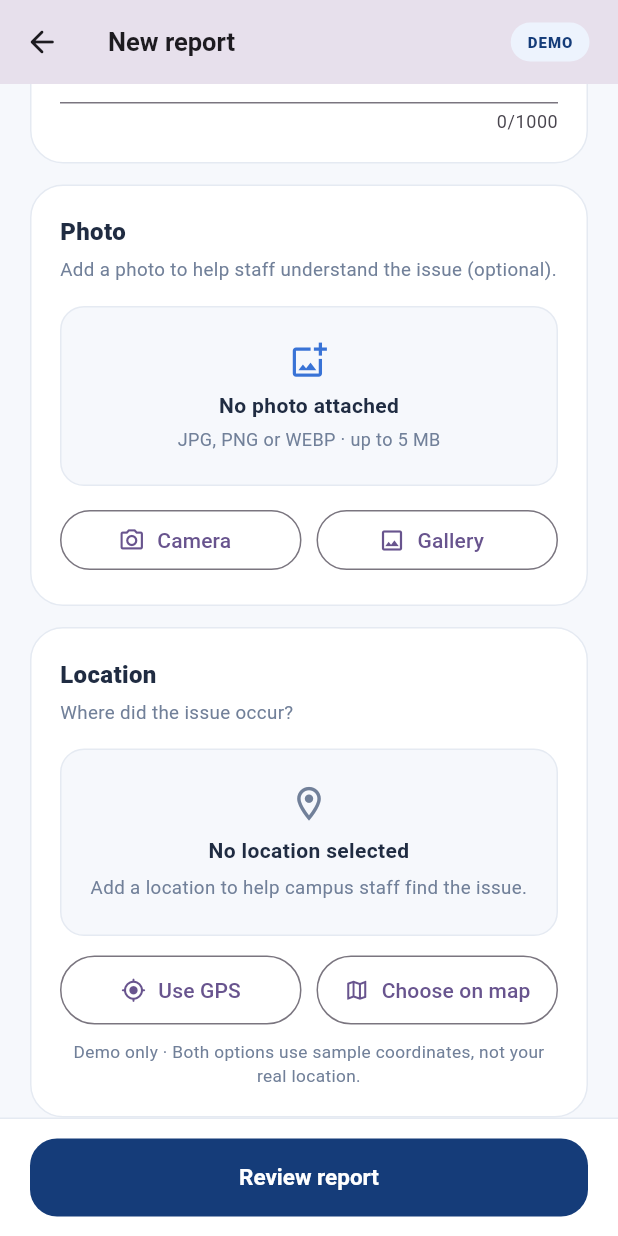
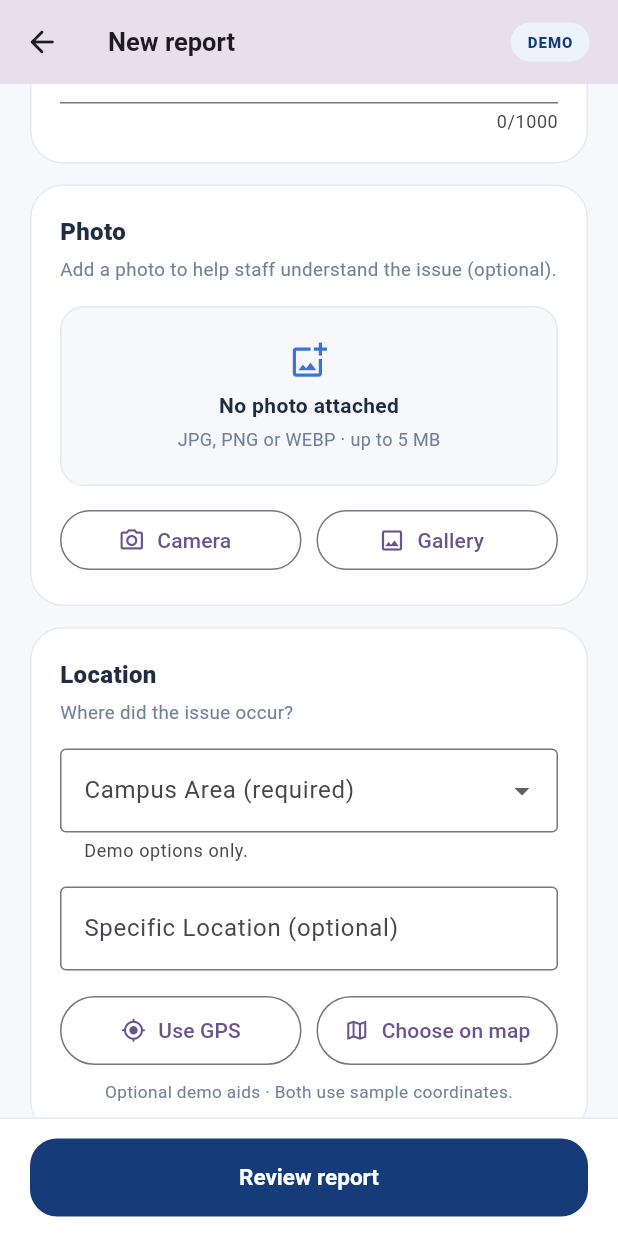
Before and after one commit to desmondbcs24090043/uts-campus-safety-reporter, a Flutter app: the ReportIssuePreviewPage screen opened directly, scrolled down 576 dp, on a phone screen of 412 x 824 dp. Run offline on Flutter 3.47's test engine with Material 3 defaults, Android fonts, the phone set to English and light mode, and no system bars; our stand-ins replace equatable, flutter_bloc, shared_preferences, supabase_flutter; accounts and stored records are empty.

Commit message:
Add report photo preview and manual demo location

```diff
--- a/lib/preview/report_issue_ui.dart
+++ b/lib/preview/report_issue_ui.dart
@@ -18,7 +18,11 @@ class ReportIssuePreviewPage extends StatefulWidget {
 class _ReportIssuePreviewPageState extends State<ReportIssuePreviewPage> {
   final _formKey = GlobalKey<FormState>();
   final _description = TextEditingController();
+  final _specificLocation = TextEditingController();
   ReportCategory? _category;
+  String? _campusArea;
+
+  static const _demoCampusAreas = ['Demo area A', 'Demo area B', 'Demo area C'];
   bool _sampleLocationSelected = false;
 
   static const _demoLatitude = 2.3150;
@@ -27,6 +31,7 @@ class _ReportIssuePreviewPageState extends State<ReportIssuePreviewPage> {
   @override
   void dispose() {
     _description.dispose();
+    _specificLocation.dispose();
     super.dispose();
   }
 
@@ -114,16 +119,33 @@ class _ReportIssuePreviewPageState extends State<ReportIssuePreviewPage> {
     );
   }
 
+  String? _descriptionError(String? value) {
+    final count = (value ?? '').trim().length;
+    if (count < 5) {
+      return 'Please enter at least 5 characters.';
+    }
+    if (count > 1000) {
+      return 'Please keep it under 1000 characters.';
+    }
+    return null;
+  }
+
   void _review() {
     if (_category == null) {
       _showMessage('Choose a category first.');
       return;
     }
     if (!_formKey.currentState!.validate()) return;
-    if (!_sampleLocationSelected) {
-      _showMessage('Choose a location before reviewing your report.');
+    final descriptionError = _descriptionError(_description.text);
+    if (descriptionError != null) {
+      _showMessage(descriptionError);
       return;
     }
+    if (_campusArea == null) {
+      _showMessage('Choose a campus area before reviewing your report.');
+      return;
+    }
+    final specificLocation = _specificLocation.text.trim();
 
     FocusScope.of(context).unfocus();
     showModalBottomSheet<void>(
@@ -195,11 +217,21 @@ class _ReportIssuePreviewPageState extends State<ReportIssuePreviewPage> {
                         value: 'No photo attached',
                       ),
                       Divider(color: AdaptivePalette.border, height: 22),
-                      _ReviewLine(
-                        label: 'Location',
-                        value:
-                            'Demo location · $_demoLatitude, $_demoLongitude',
-                      ),
+                      _ReviewLine(label: 'Campus Area', value: _campusArea!),
+                      if (specificLocation.isNotEmpty) ...[
+                        Divider(color: AdaptivePalette.border, height: 22),
+                        _ReviewLine(
+                          label: 'Specific Location',
+                          value: specificLocation,
+                        ),
+                      ],
+                      if (_sampleLocationSelected) ...[
+                        Divider(color: AdaptivePalette.border, height: 22),
+                        const _ReviewLine(
+                          label: 'Demo coordinates',
+                          value: '$_demoLatitude, $_demoLongitude',
+                        ),
+                      ],
                     ],
                   ),
                 ),
@@ -394,16 +426,7 @@ class _ReportIssuePreviewPageState extends State<ReportIssuePreviewPage> {
                       hintMaxLines: 3,
                       alignLabelWithHint: true,
                     ),
-                    validator: (value) {
-                      final count = (value ?? '').trim().length;
-                      if (count < 5) {
-                        return 'Please enter at least 5 characters.';
-                      }
-                      if (count > 1000) {
-                        return 'Please keep it under 1000 characters.';
-                      }
-                      return null;
-                    },
+                    validator: _descriptionError,
                   ),
                 ),
                 const SizedBox(height: 14),
@@ -485,57 +508,36 @@ class _ReportIssuePreviewPageState extends State<ReportIssuePreviewPage> {
                   child: Column(
                     crossAxisAlignment: CrossAxisAlignment.stretch,
                     children: [
-                      Container(
-                        key: const Key('report-location-panel'),
-                        padding: const EdgeInsets.symmetric(
-                          horizontal: 16,
-                          vertical: 22,
+                      DropdownButtonFormField<String>(
+                        key: const Key('report-campus-area'),
+                        initialValue: _campusArea,
+                        isExpanded: true,
+                        decoration: const InputDecoration(
+                          labelText: 'Campus Area (required)',
+                          helperText: 'Demo options only.',
+                          border: OutlineInputBorder(),
                         ),
-                        decoration: BoxDecoration(
-                          color: AdaptivePalette.background,
-                          borderRadius: BorderRadius.circular(16),
-                          border: Border.all(color: AdaptivePalette.border),
-                        ),
-                        child: Column(
-                          mainAxisSize: MainAxisSize.min,
-                          children: [
-                            Icon(
-                              _sampleLocationSelected
-                                  ? Icons.location_on_rounded
-                                  : Icons.location_on_outlined,
-                              color: _sampleLocationSelected
-                                  ? AdaptivePalette.navy
-                                  : AdaptivePalette.muted,
-                              size: 27,
-                            ),
-                            const SizedBox(height: 8),
-                            Text(
-                              _sampleLocationSelected
-                                  ? 'Demo location selected'
-                                  : 'No location selected',
-                              textAlign: TextAlign.center,
-                              style: TextStyle(
-                                color: AdaptivePalette.ink,
-                                fontWeight: FontWeight.w700,
-                                fontSize: 14,
-                              ),
-                            ),
-                            const SizedBox(height: 5),
-                            Text(
-                              _sampleLocationSelected
-                                  ? '$_demoLatitude, $_demoLongitude · Not live GPS'
-                                  : 'Add a location to help campus staff find the issue.',
-                              textAlign: TextAlign.center,
-                              style: TextStyle(
-                                color: AdaptivePalette.muted,
-                                fontSize: 12.5,
-                                height: 1.5,
-                              ),
-                            ),
-                          ],
+                        items: [
+                          for (final area in _demoCampusAreas)
+                            DropdownMenuItem(value: area, child: Text(area)),
+                        ],
+                        onChanged: (value) => _campusArea = value,
+                      ),
+                      const SizedBox(height: 16),
+                      TextFormField(
+                        key: const Key('report-specific-location'),
+                        controller: _specificLocation,
+                        textCapitalization: TextCapitalization.sentences,
+                        maxLines: 2,
+                        minLines: 1,
+                        decoration: const InputDecoration(
+                          labelText: 'Specific Location (optional)',
+                          hintText: 'Room, floor or nearby landmark',
+                          hintMaxLines: 2,
+                          border: OutlineInputBorder(),
                         ),
                       ),
-                      const SizedBox(height: 12),
+                      const SizedBox(height: 16),
                       Row(
                         children: [
                           Expanded(
@@ -574,7 +576,7 @@ class _ReportIssuePreviewPageState extends State<ReportIssuePreviewPage> {
                       ),
                       const SizedBox(height: 9),
                       Text(
-                        'Demo only · Both options use sample coordinates, not your real location.',
+                        'Optional demo aids · Both use sample coordinates.',
                         style: TextStyle(
                           fontSize: 11.5,
                           height: 1.4,
@@ -582,6 +584,27 @@ class _ReportIssuePreviewPageState extends State<ReportIssuePreviewPage> {
                         ),
                         textAlign: TextAlign.center,
                       ),
+                      if (_sampleLocationSelected) ...[
+                        const SizedBox(height: 10),
+                        Text(
+                          'Demo location selected',
+                          key: const Key('report-location-panel'),
+                          textAlign: TextAlign.center,
+                          style: TextStyle(
+                            color: AdaptivePalette.ink,
+                            fontSize: 12,
+                            fontWeight: FontWeight.w700,
+                          ),
+                        ),
+                        Text(
+                          '$_demoLatitude, $_demoLongitude · Not live GPS',
+                          textAlign: TextAlign.center,
+                          style: TextStyle(
+                            color: AdaptivePalette.muted,
+                            fontSize: 12,
+                          ),
+                        ),
+                      ],
                     ],
                   ),
                 ),
--- a/pubspec.yaml
+++ b/pubspec.yaml
@@ -60,6 +60,8 @@ flutter:
   # included with your application, so that you can use the icons in
   # the material Icons class.
   uses-material-design: true
+  assets:
+    - assets/demo/corridor-light.jpg
 
   # To add assets to your application, add an assets section, like this:
   # assets:
```
Also changed, not shown: lib/preview_integrated/preview_app_integrated.dart (+114 -0 lines), assets/demo/corridor-light.jpg (added), 3 other files.
